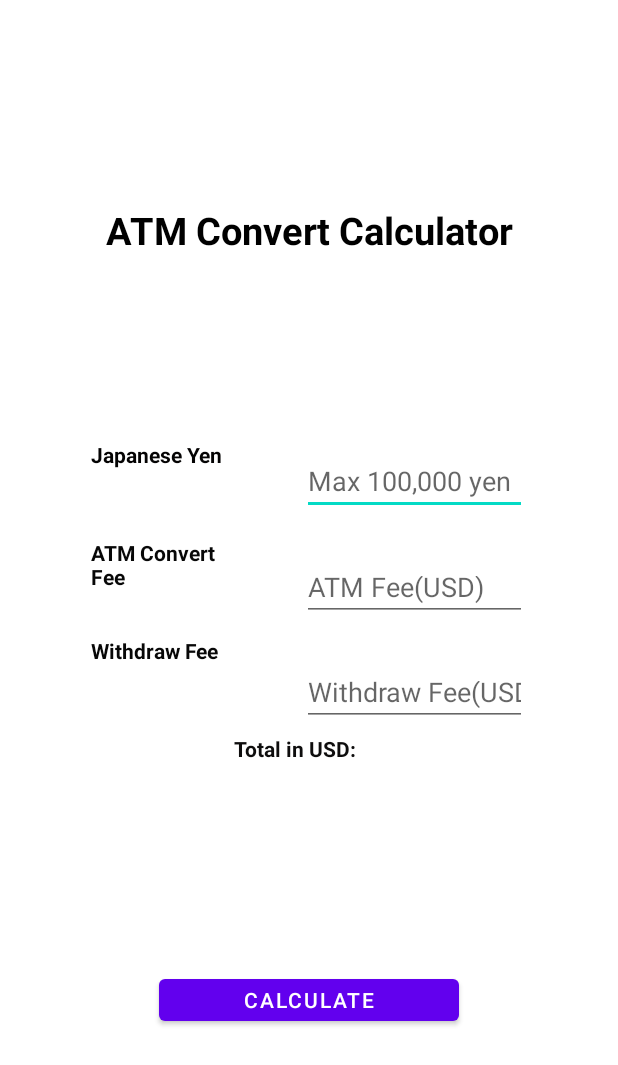
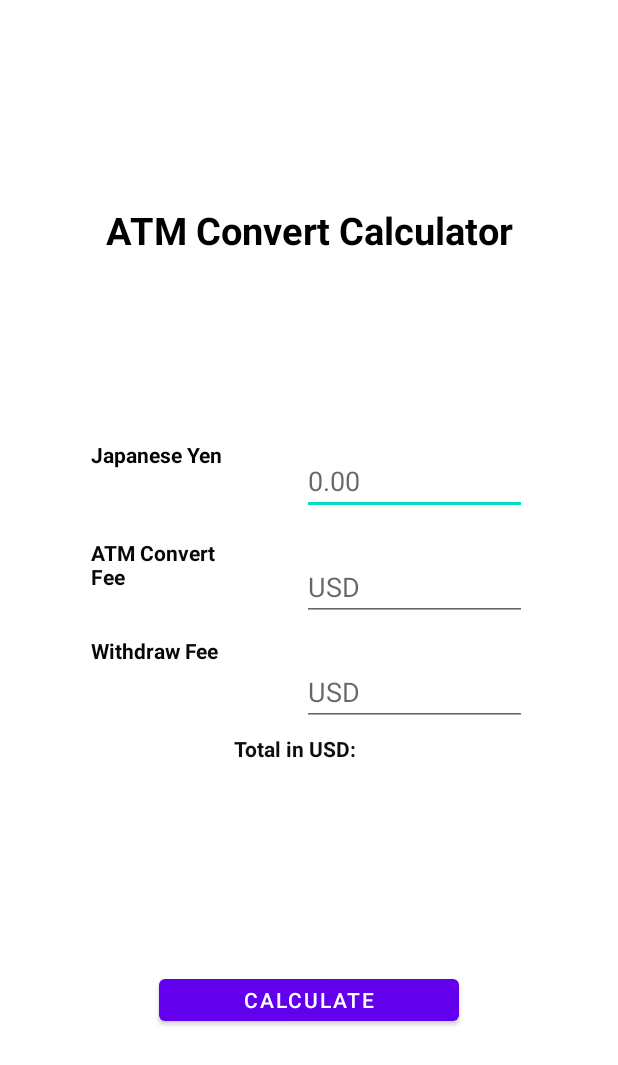
Before and after one commit to gabrielaliera/CodeMath-CurrencyConverter, an Android app: the layout activity_main.xml on its own in the app's theme, with its tools: preview values and no code run, on a phone screen of 412 x 824 dp. Shown: the top 1065 px of the screen. Run offline under Robolectric (Android 15) with nearby library versions, the phone set to English and light mode, and no system bars.

Commit message:
Fix bugs

```diff
--- a/app/src/main/res/layout/activity_main.xml
+++ b/app/src/main/res/layout/activity_main.xml
@@ -70,8 +70,9 @@
         android:layout_width="150dp"
         android:layout_height="40dp"
         android:layout_marginTop="32dp"
-        android:hint="Max 100,000 yen"
+        android:hint="0.00"
         android:inputType="number"
+        android:maxLength="6"
         app:layout_constraintBottom_toTopOf="@id/user_withdraw_fee"
         app:layout_constraintEnd_toEndOf="parent"
         app:layout_constraintHorizontal_bias="1.0"
@@ -82,7 +83,7 @@
         android:id="@+id/user_ATM_fee"
         android:layout_width="150dp"
         android:layout_height="40dp"
-        android:hint="ATM Fee(USD)"
+        android:hint="USD"
         android:inputType="number"
         android:layout_marginTop="25dp"
         app:layout_constraintStart_toStartOf="@id/user_yen"
@@ -95,7 +96,7 @@
         android:id="@+id/user_withdraw_fee"
         android:layout_width="150dp"
         android:layout_height="40dp"
-        android:hint="Withdraw Fee(USD)"
+        android:hint="USD"
         android:inputType="number"
         android:layout_marginTop="25dp"
         app:layout_constraintStart_toStartOf="@id/user_ATM_fee"
```
